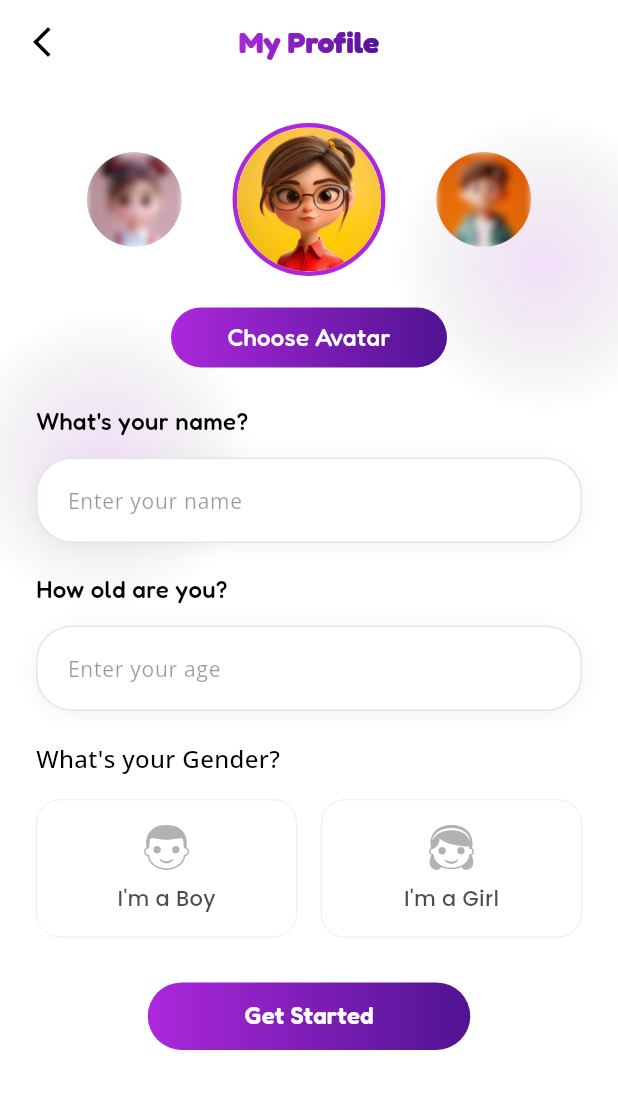
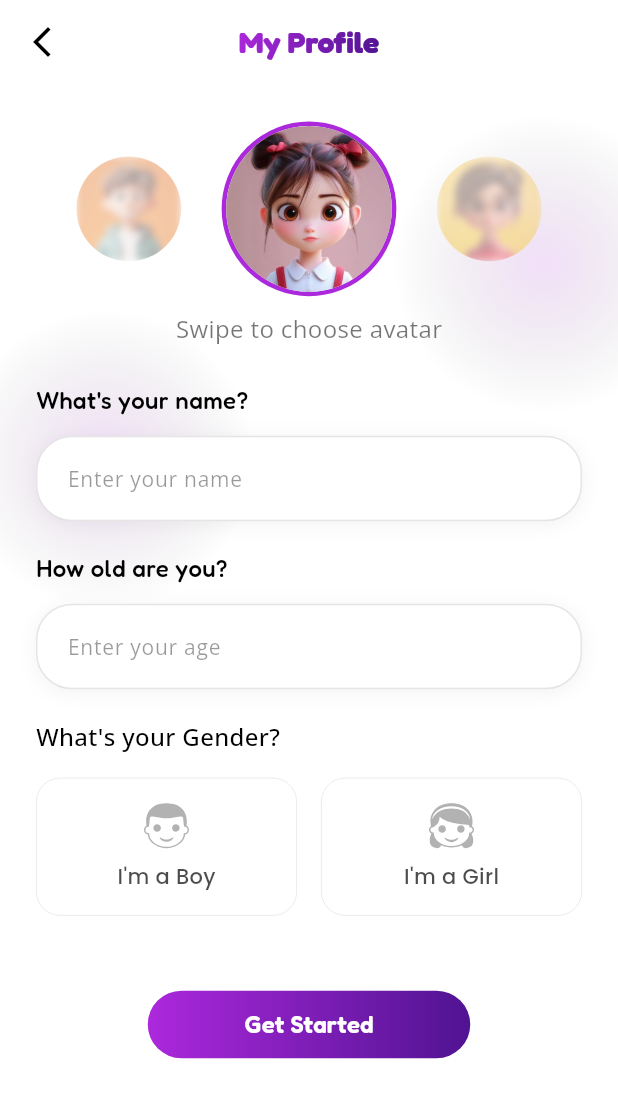
Before and after one commit to Jalaludheen25/Zaitoon, a Flutter app: the UserDataCollection screen opened directly, on a phone screen of 412 x 824 dp. Shown: the top 1098 px of the screen. Run offline on Flutter 3.47's test engine with Material 3 defaults, Android fonts, the phone set to English and light mode, and no system bars; our stand-ins replace animate_do, cached_network_image, cloud_firestore, extended_image, firebase_auth, firebase_core and 17 more; missing offline and left inert: flutter_pdfview, fluttermoji, onesignal_flutter; accounts and stored records are empty; network calls fail; statements that could not run were skipped.

Commit message:
avatar carousal

```diff
--- a/lib/screens/user_data_collection_screen/components/avatar_customise_screen.dart
+++ b/lib/screens/user_data_collection_screen/components/avatar_customise_screen.dart
@@ -14,9 +14,13 @@ class AvatarCustomizerScreen extends StatefulWidget {
   State<AvatarCustomizerScreen> createState() => _AvatarCustomizerScreenState();
 }
 
-class _AvatarCustomizerScreenState extends State<AvatarCustomizerScreen> {
-  late final PageController _avatarPageController;
-  double _avatarCurrentPage = 0;
+class _AvatarCustomizerScreenState extends State<AvatarCustomizerScreen>
+    with TickerProviderStateMixin {
+  late AnimationController _animationController;
+  late Animation<double> _animation;
+  int _currentIndex = 0;
+  double _dragOffset = 0.0;
+  bool _isDragging = false;
   final List<String> _avatars = const [
     ImageClass.avatar1,
     ImageClass.avatar2,
@@ -26,95 +30,158 @@ class _AvatarCustomizerScreenState extends State<AvatarCustomizerScreen> {
   @override
   void initState() {
     super.initState();
-    _avatarPageController =
-        PageController(viewportFraction: 1.0, initialPage: 1000);
-    _avatarCurrentPage = _avatarPageController.initialPage.toDouble();
-    _avatarPageController.addListener(() {
-      setState(() {
-        _avatarCurrentPage = _avatarPageController.page ?? _avatarCurrentPage;
-      });
+    _animationController = AnimationController(
+      duration: const Duration(milliseconds: 300),
+      vsync: this,
+    );
+    _animation = Tween<double>(
+      begin: 0.0,
+      end: 1.0,
+    ).animate(CurvedAnimation(
+      parent: _animationController,
+      curve: Curves.easeInOut,
+    ));
+
+    // Set initial avatar
+    WidgetsBinding.instance.addPostFrameCallback((_) {
       final provider = Provider.of<UserDataProvider>(context, listen: false);
-      final int len = _avatars.length;
-      final int center = (((_avatarCurrentPage.round()) % len) + len) % len;
-      provider.setAvatar(_avatars[center]);
+      provider.setAvatar(_avatars[_currentIndex]);
     });
   }
 
   @override
   void dispose() {
-    _avatarPageController.dispose();
+    _animationController.dispose();
     super.dispose();
+  }
+
+  void _navigateToIndex(int newIndex) {
+    if (newIndex >= 0 &&
+        newIndex < _avatars.length &&
+        newIndex != _currentIndex) {
+      setState(() {
+        _currentIndex = newIndex;
+        _dragOffset = 0.0;
+        _isDragging = false;
+      });
+      _animationController.forward().then((_) {
+        _animationController.reset();
+      });
+
+      final provider = Provider.of<UserDataProvider>(context, listen: false);
+      provider.setAvatar(_avatars[_currentIndex]);
+    }
+  }
+
+  void _handleDragStart(DragStartDetails details) {
+    setState(() {
+      _isDragging = true;
+    });
+  }
+
+  void _handleDragUpdate(DragUpdateDetails details) {
+    if (_isDragging) {
+      setState(() {
+        _dragOffset += details.delta.dx;
+      });
+    }
+  }
+
+  void _handleDragEnd(DragEndDetails details) {
+    if (!_isDragging) return;
+
+    const double threshold = 50.0;
+    final double velocity = details.velocity.pixelsPerSecond.dx;
+
+    setState(() {
+      _isDragging = false;
+    });
+
+    // Determine direction based on drag distance and velocity
+    if (_dragOffset > threshold || velocity > 300) {
+      // Swipe right - go to previous avatar
+      _navigateToIndex((_currentIndex - 1 + _avatars.length) % _avatars.length);
+    } else if (_dragOffset < -threshold || velocity < -300) {
+      // Swipe left - go to next avatar
+      _navigateToIndex((_currentIndex + 1) % _avatars.length);
+    } else {
+      // Snap back to center
+      setState(() {
+        _dragOffset = 0.0;
+      });
+    }
   }
 
   @override
   Widget build(BuildContext context) {
-    int mod(int a, int b) => (a % b + b) % b;
     return LayoutBuilder(
       builder: (context, constraints) {
         final double maxWidth = constraints.maxWidth;
-        final double big = (maxWidth * 0.28).clamp(90.0, 120.0);
-        final double small = (big * 0.62).clamp(56.0, 90.0);
-        // Evenly distribute remaining width as spacing (four gaps: left, between, between, right)
-        final double usedWidth = big + small * 2;
-        final double remaining = (maxWidth - usedWidth).clamp(0.0, maxWidth);
-        final double gap = remaining / 4.0;
+        final double big = (maxWidth * 0.32).clamp(100.0, 140.0);
+        final double small = (big * 0.6).clamp(60.0, 90.0);
+
+        // Avatar sizes are calculated based on screen width
 
         return SizedBox(
-          height: big + 12,
-          child: PageView.builder(
-            controller: _avatarPageController,
-            physics: const BouncingScrollPhysics(),
-            itemBuilder: (context, pageIndex) {
-              final int len = _avatars.length;
-              final int center = mod(pageIndex, len);
-              final int left = mod(center - 1, len);
-              final int right = mod(center + 1, len);
-
-              return Padding(
-                padding: EdgeInsets.symmetric(horizontal: gap),
+          height: big + 20,
+          child: GestureDetector(
+            onPanStart: _handleDragStart,
+            onPanUpdate: _handleDragUpdate,
+            onPanEnd: _handleDragEnd,
             child: Row(
-                  mainAxisAlignment: MainAxisAlignment.spaceBetween,
+              mainAxisAlignment: MainAxisAlignment.spaceEvenly,
               children: [
-                    GestureDetector(
-                      onTap: () {
-                        _avatarPageController.animateToPage(
-                          (_avatarCurrentPage.round()) - 1,
-                          duration: const Duration(milliseconds: 220),
-                          curve: Curves.easeOut,
-                        );
-                      },
+                // Left avatar (previous)
+                Transform.translate(
+                  offset: Offset(_dragOffset * 0.3, 0),
+                  child: AnimatedOpacity(
+                    duration: const Duration(milliseconds: 200),
+                    opacity: _isDragging ? 0.8 : 0.6,
                     child: _buildAvatarCircle(
-                        _avatars[left],
+                      _avatars[(_currentIndex - 1 + _avatars.length) %
+                          _avatars.length],
                       small,
                       false,
                       blurred: true,
                     ),
                   ),
-                    _buildAvatarCircle(
-                      _avatars[center],
+                ),
+
+                // Center avatar (current)
+                Transform.translate(
+                  offset: Offset(_dragOffset * 0.5, 0),
+                  child: AnimatedBuilder(
+                    animation: _animation,
+                    builder: (context, child) {
+                      return Transform.scale(
+                        scale: 1.0 + (_animation.value * 0.05),
+                        child: _buildAvatarCircle(
+                          _avatars[_currentIndex],
                           big,
                           true,
                           blurred: false,
                         ),
-                    GestureDetector(
-                      onTap: () {
-                        _avatarPageController.animateToPage(
-                          (_avatarCurrentPage.round()) + 1,
-                          duration: const Duration(milliseconds: 220),
-                          curve: Curves.easeOut,
                       );
                     },
+                  ),
+                ),
+
+                // Right avatar (next)
+                Transform.translate(
+                  offset: Offset(_dragOffset * 0.3, 0),
+                  child: AnimatedOpacity(
+                    duration: const Duration(milliseconds: 200),
+                    opacity: _isDragging ? 0.8 : 0.6,
                     child: _buildAvatarCircle(
-                        _avatars[right],
+                      _avatars[(_currentIndex + 1) % _avatars.length],
                       small,
                       false,
                       blurred: true,
                     ),
                   ),
+                ),
               ],
             ),
-              );
-            },
           ),
         );
       },
@@ -123,7 +190,9 @@ class _AvatarCustomizerScreenState extends State<AvatarCustomizerScreen> {
 
   Widget _buildAvatarCircle(String assetPath, double size, bool highlight,
       {bool blurred = false}) {
-    return Container(
+    return AnimatedContainer(
+      duration: const Duration(milliseconds: 300),
+      curve: Curves.easeInOut,
       width: size,
       height: size,
       decoration: BoxDecoration(
@@ -139,9 +208,15 @@ class _AvatarCustomizerScreenState extends State<AvatarCustomizerScreen> {
             sigmaX: blurred ? 2.5 : 0.0,
             sigmaY: blurred ? 2.5 : 0.0,
           ),
+          child: AnimatedOpacity(
+            duration: const Duration(milliseconds: 300),
+            opacity: blurred ? 0.6 : 1.0,
             child: Image.asset(
               assetPath,
               fit: BoxFit.cover,
+              width: size,
+              height: size,
+            ),
           ),
         ),
       ),
--- a/lib/screens/user_data_collection_screen/user_data_collection_screen.dart
+++ b/lib/screens/user_data_collection_screen/user_data_collection_screen.dart
@@ -4,6 +4,7 @@ import 'package:flutter/material.dart';
 import 'package:flutter/services.dart';
 import 'package:provider/provider.dart';
 import 'package:google_fonts/google_fonts.dart';
+import 'package:zaitoon/constants/textstyle_class.dart';
 import 'package:zaitoon/screens/bottom_navigation/bottom_navigation.dart';
 import 'package:zaitoon/screens/user_data_collection_screen/provider/user_data_provider.dart';
 import 'package:zaitoon/screens/user_data_collection_screen/components/gender_card.dart';
@@ -238,37 +239,43 @@ class _UserDataCollectionState extends State<UserDataCollection> {
                   padding: const EdgeInsets.symmetric(horizontal: 24.0),
                   child: Column(
                     children: [
-                      const SizedBox(height: 20),
+                      const SizedBox(height: 15),
 
                       // Avatar Selection Row (carousel)
                       AvatarCustomizerScreen(),
 
-                      const SizedBox(height: 15),
-
-                      Container(
-                        width: 184,
-                        height: 40,
-                        decoration: BoxDecoration(
-                          gradient: const LinearGradient(
-                            colors: [
-                              ColorClass.grad1,
-                              ColorClass.grad2,
-                              ColorClass.grad3,
-                            ],
-                          ),
-                          borderRadius: BorderRadius.circular(20),
-                        ),
-                        child: Center(
-                          child: Text(
-                            "Choose Avatar",
-                            style: GoogleFonts.fredoka(
-                              fontWeight: FontWeight.w500,
-                              fontSize: 16,
-                              color: Colors.white,
-                            ),
-                          ),
+                      //const SizedBox(height: 20),
+                      Text(
+                        "Swipe to choose avatar",
+                        style: TextStyleClass.openSans(
+                          fontSize: 16,
+                          color: Colors.black54,
                         ),
                       ),
+                      // Container(
+                      //   width: 184,
+                      //   height: 40,
+                      //   decoration: BoxDecoration(
+                      //     gradient: const LinearGradient(
+                      //       colors: [
+                      //         ColorClass.grad1,
+                      //         ColorClass.grad2,
+                      //         ColorClass.grad3,
+                      //       ],
+                      //     ),
+                      //     borderRadius: BorderRadius.circular(20),
+                      //   ),
+                      //   child: Center(
+                      //     child: Text(
+                      //       "Choose Avatar",
+                      //       style: GoogleFonts.fredoka(
+                      //         fontWeight: FontWeight.w500,
+                      //         fontSize: 16,
+                      //         color: Colors.white,
+                      //       ),
+                      //     ),
+                      //   ),
+                      // ),
 
                       const SizedBox(height: 25),
 
@@ -362,7 +369,7 @@ class _UserDataCollectionState extends State<UserDataCollection> {
                                   ],
                                 ),
 
-                                const SizedBox(height: 30),
+                                const SizedBox(height: 50),
 
                                 // Error Message
                                 if (provider.error.isNotEmpty)
```
Lines whose indentation alone changed are shown as unchanged.
